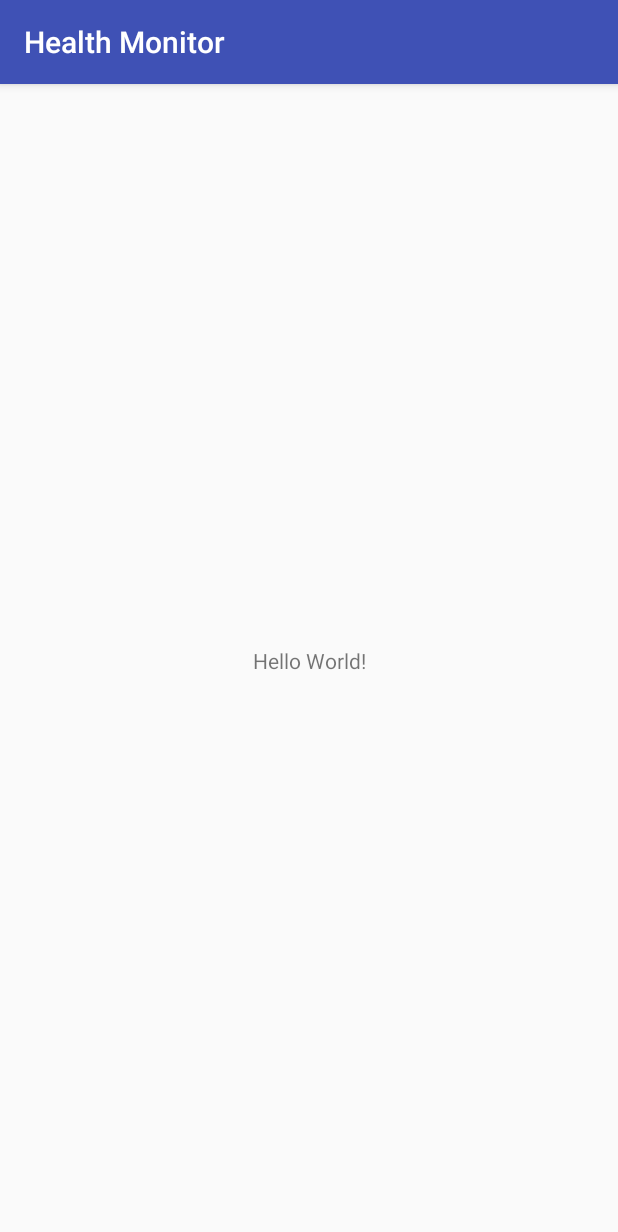
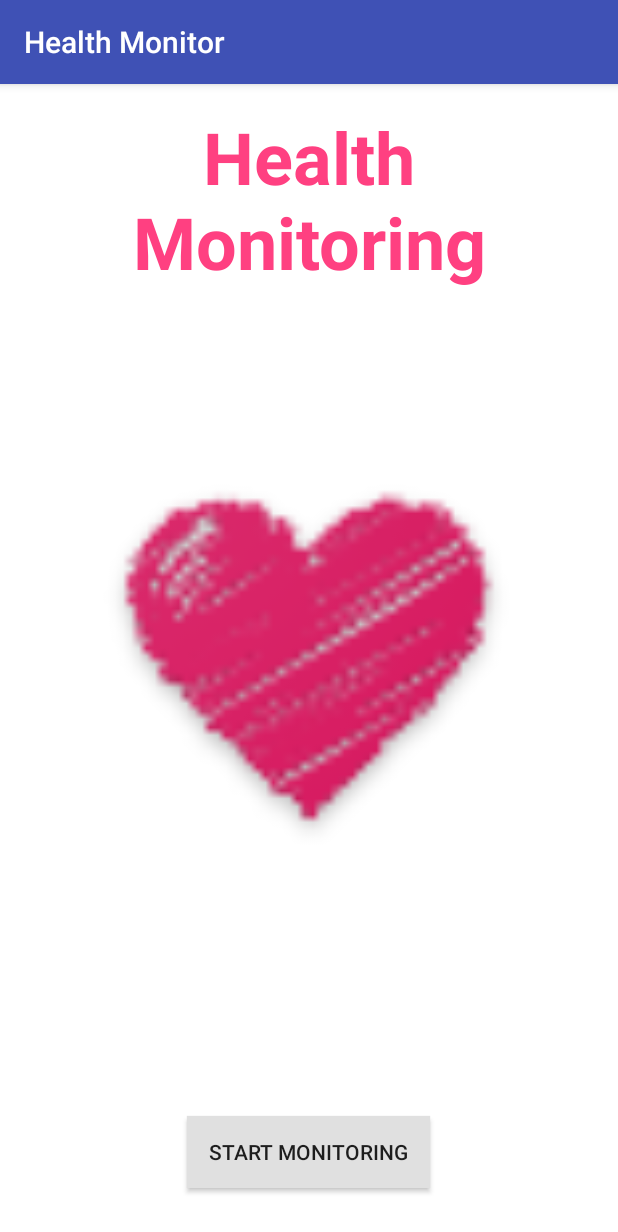
Before and after one commit to Janmajayamall/CSE535, an Android app: the screen it shows after launch (MainActivity), on a phone screen of 412 x 824 dp. Shown: the top 1232 px of the screen. Run offline under Robolectric (Android 15) with nearby library versions, the phone set to English and light mode, and no system bars.

Commit message:
Setup splash screen Setup patient info activity Added intent with all the patient information

```diff
--- a/Assignments/HealthMonitor/app/src/main/AndroidManifest.xml
+++ b/Assignments/HealthMonitor/app/src/main/AndroidManifest.xml
@@ -16,6 +16,8 @@
                 <category android:name="android.intent.category.LAUNCHER" />
             </intent-filter>
         </activity>
+        <activity android:name=".PatientInfoActivity" />
+        <activity android:name="com.nikoo28.Graph.PlotGraphActivity"></activity>
     </application>
 
 </manifest>
--- a/Assignments/HealthMonitor/app/src/main/java/com/nikoo28/healthmonitor/MainActivity.java
+++ b/Assignments/HealthMonitor/app/src/main/java/com/nikoo28/healthmonitor/MainActivity.java
@@ -1,13 +1,28 @@
 package com.nikoo28.healthmonitor;
 
+import android.content.Intent;
 import android.support.v7.app.AppCompatActivity;
 import android.os.Bundle;
+import android.view.View;
+import android.widget.Button;
 
 public class MainActivity extends AppCompatActivity {
+
+    public static final String TAG = "MAIN_ACTIVITY";
+    private Button nextButton;
 
     @Override
     protected void onCreate(Bundle savedInstanceState) {
         super.onCreate(savedInstanceState);
         setContentView(R.layout.activity_main);
+        nextButton = (Button) findViewById(R.id.button_splash);
+
+        nextButton.setOnClickListener(new View.OnClickListener() {
+            @Override
+            public void onClick(View v) {
+                Intent patientInfoIntent = new Intent(MainActivity.this, PatientInfoActivity.class);
+                startActivity(patientInfoIntent);
+            }
+        });
     }
 }
--- /dev/null
+++ b/Assignments/HealthMonitor/app/src/main/res/drawable/buttonshape.xml
@@ -0,0 +1,11 @@
+<?xml version="1.0" encoding="utf-8"?>
+<shape xmlns:android="http://schemas.android.com/apk/res/android"
+    android:shape="rectangle">
+    <corners android:radius="0dp" />
+    <solid android:color="#e0e0e0" />
+
+    <padding
+        android:left="15dp"
+        android:right="15dp" />
+
+</shape>
--- a/Assignments/HealthMonitor/app/src/main/res/layout/activity_main.xml
+++ b/Assignments/HealthMonitor/app/src/main/res/layout/activity_main.xml
@@ -1,18 +1,44 @@
 <?xml version="1.0" encoding="utf-8"?>
-<android.support.constraint.ConstraintLayout xmlns:android="http://schemas.android.com/apk/res/android"
+<RelativeLayout xmlns:android="http://schemas.android.com/apk/res/android"
     xmlns:app="http://schemas.android.com/apk/res-auto"
     xmlns:tools="http://schemas.android.com/tools"
     android:layout_width="match_parent"
     android:layout_height="match_parent"
+    android:background="#FFFFFF"
+    android:paddingBottom="@dimen/activity_vertical_margin"
+    android:paddingLeft="@dimen/activity_horizontal_margin"
+    android:paddingRight="@dimen/activity_horizontal_margin"
+    android:paddingTop="@dimen/activity_vertical_margin"
     tools:context="com.nikoo28.healthmonitor.MainActivity">
 
+    <ImageView
+        android:id="@+id/image_splash_home"
+        android:layout_width="match_parent"
+        android:layout_height="match_parent"
+        android:src="@mipmap/splash" />
+
     <TextView
+        android:id="@+id/textView_splash_title"
         android:layout_width="wrap_content"
         android:layout_height="wrap_content"
-        android:text="Hello World!"
-        app:layout_constraintBottom_toBottomOf="parent"
-        app:layout_constraintLeft_toLeftOf="parent"
-        app:layout_constraintRight_toRightOf="parent"
-        app:layout_constraintTop_toTopOf="parent" />
+        android:layout_alignParentTop="true"
+        android:layout_centerHorizontal="true"
+        android:clickable="false"
+        android:gravity="center|top"
+        android:text="@string/health_monitoring"
+        android:textAppearance="?android:attr/textAppearanceLarge"
+        android:textColor="@color/colorAccent"
+        android:textSize="@dimen/splash_title_size"
+        android:textStyle="bold" />
 
-</android.support.constraint.ConstraintLayout>
+    <Button
+        android:id="@+id/button_splash"
+        android:layout_width="wrap_content"
+        android:layout_height="wrap_content"
+        android:layout_alignParentBottom="true"
+        android:layout_centerHorizontal="true"
+        android:layout_marginBottom="@dimen/splash_button_margin_bottom"
+        android:background="@drawable/buttonshape"
+        android:text="@string/start_monitoring" />
+
+</RelativeLayout>
--- /dev/null
+++ b/Assignments/HealthMonitor/app/src/main/res/values/dimens.xml
@@ -0,0 +1,15 @@
+<?xml version="1.0" encoding="utf-8"?>
+<resources>
+
+    <!-- Default screen margins, per the Android Design guidelines. -->
+    <dimen name="activity_vertical_margin">16dp</dimen>
+    <dimen name="activity_horizontal_margin">16dp</dimen>
+
+    <!-- Splash screen dimens -->
+    <dimen name="splash_title_size">48sp</dimen>
+    <dimen name="splash_button_margin_bottom">16dp</dimen>
+
+    <!-- Patient info dimens -->
+    <dimen name="patient_info_details_heading">20sp</dimen>
+    <dimen name="patient_info_column_padding">5dp</dimen>
+</resources>
```
Also changed, not shown: Assignments/HealthMonitor/app/src/main/java/com/nikoo28/Graph/PlotGraphActivity.java (added, +15 -0 lines), Assignments/HealthMonitor/app/src/main/java/com/nikoo28/healthmonitor/PatientInfoActivity.java (added, +108 -0 lines), Assignments/HealthMonitor/app/src/main/res/layout/activity_patient_info.xml (added, +144 -0 lines), Assignments/HealthMonitor/app/src/main/res/layout/activity_plot_graph.xml (added, +9 -0 lines), Assignments/HealthMonitor/app/src/main/res/values/strings.xml (+15 -0 lines).
